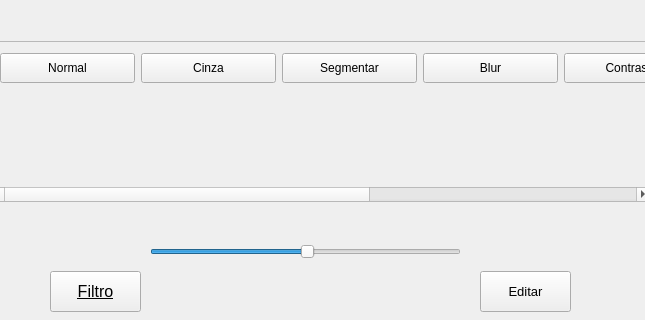
This is arquivos_ui/telaedicao.ui in tulioaoki/sm_image_editor as Qt 5 draws it before an edit; both pictures show x 0 to 645 and y 329 to 649 of the 645 by 649 pixel window. The edited form follows.
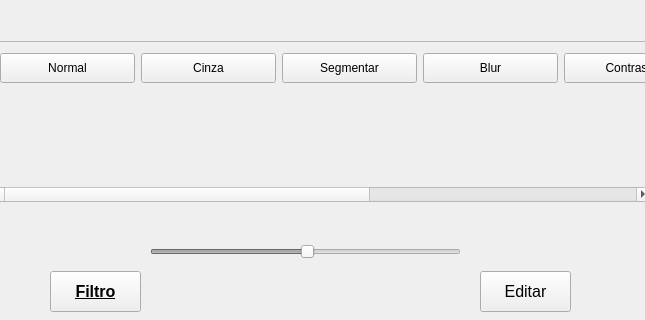
This is the edited form.

The edit to the form file:
```diff
--- a/arquivos_ui/telaedicao.ui
+++ b/arquivos_ui/telaedicao.ui
@@ -14,6 +14,9 @@
    <string>Cam view</string>
   </property>
   <widget class="QSlider" name="slider">
+   <property name="enabled">
+    <bool>false</bool>
+   </property>
    <property name="geometry">
     <rect>
      <x>150</x>
@@ -458,10 +461,11 @@
    <property name="font">
     <font>
      <pointsize>12</pointsize>
-     <weight>50</weight>
+     <weight>75</weight>
      <italic>false</italic>
-     <bold>false</bold>
+     <bold>true</bold>
      <underline>true</underline>
+     <kerning>true</kerning>
     </font>
    </property>
    <property name="mouseTracking">
@@ -488,7 +492,11 @@
    </property>
    <property name="font">
     <font>
-     <pointsize>10</pointsize>
+     <pointsize>12</pointsize>
+     <weight>50</weight>
+     <italic>false</italic>
+     <bold>false</bold>
+     <underline>false</underline>
     </font>
    </property>
    <property name="cursor">
```
